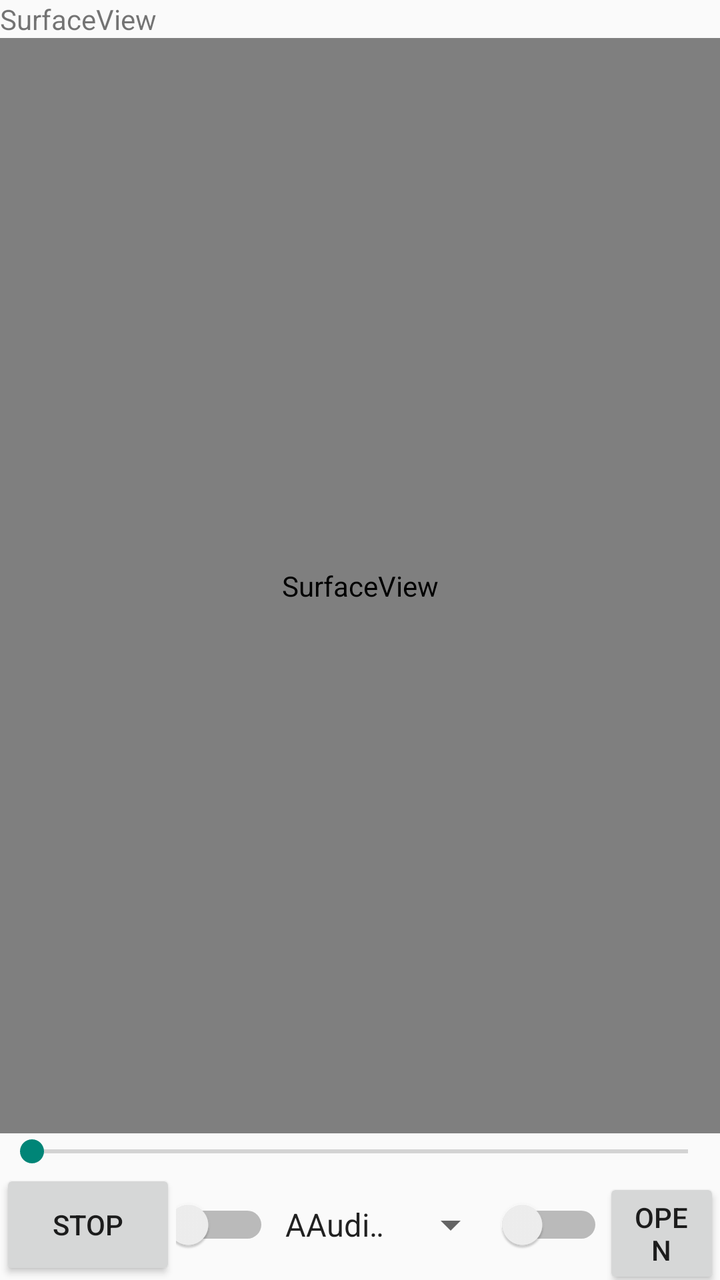
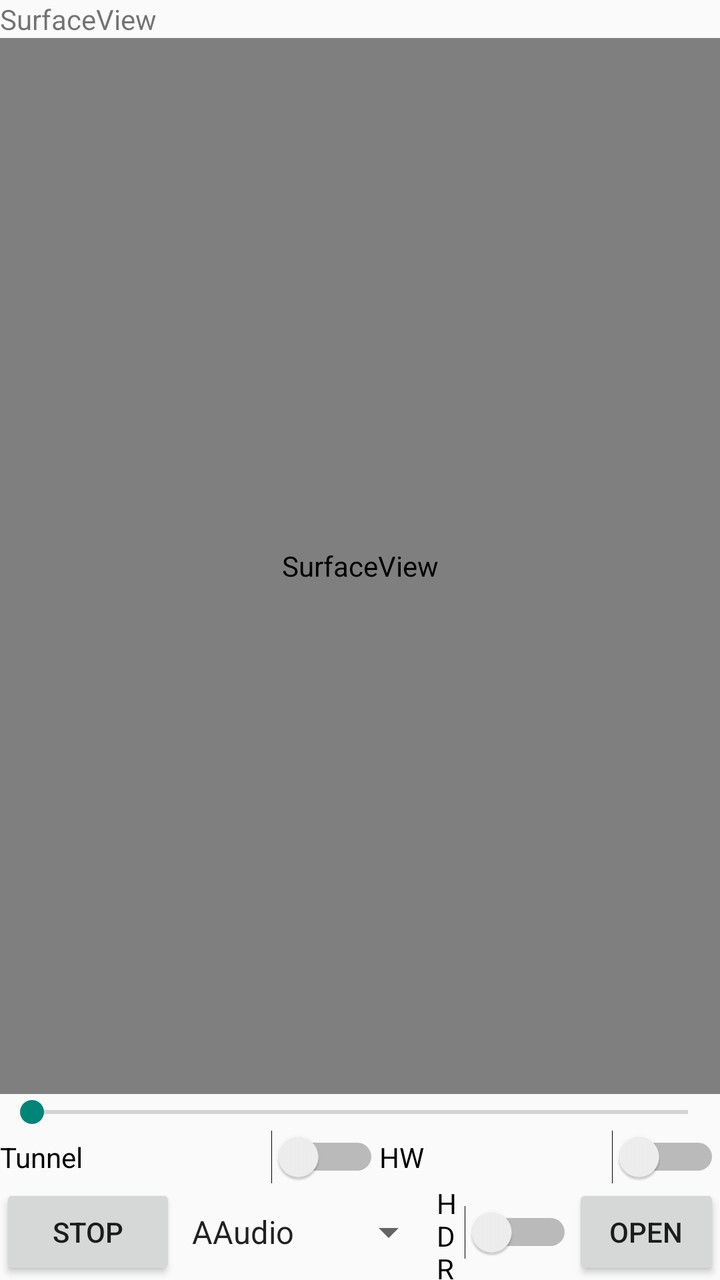

Before-and-after screenshots of an Android layout around one commit, followed by the original layout XML and the change that was made.
<!-- AndroidManifest.xml: application theme Theme.MDKPlayer -->
<!-- res/layout/activity_main.xml -->
<?xml version="1.0" encoding="utf-8"?>
<androidx.constraintlayout.widget.ConstraintLayout xmlns:android="http://schemas.android.com/apk/res/android"
    xmlns:app="http://schemas.android.com/apk/res-auto"
    xmlns:tools="http://schemas.android.com/tools"
    android:layout_width="match_parent"
    android:layout_height="match_parent"
    tools:context=".MainActivity">

    <LinearLayout
        android:id="@+id/mainView"
        android:layout_width="match_parent"
        android:layout_height="match_parent"
        android:orientation="vertical">

        <TextView
            android:id="@+id/textView2"
            android:layout_width="match_parent"
            android:layout_height="wrap_content"
            android:text="SurfaceView" />

        <SurfaceView
            android:id="@+id/surfaceView"
            android:layout_width="match_parent"
            android:layout_height="match_parent"
            android:layout_weight="1" />

        <SeekBar
            android:id="@+id/seekBar"
            android:layout_width="match_parent"
            android:layout_height="wrap_content" />

        <LinearLayout
            android:layout_width="match_parent"
            android:layout_height="wrap_content"
            android:orientation="horizontal">

            <Button
                android:id="@+id/PlayStop"
                android:layout_width="wrap_content"
                android:layout_height="match_parent"
                android:text="Stop" />

            <Switch
                android:id="@+id/HW"
                android:layout_width="wrap_content"
                android:layout_height="match_parent"
                android:layout_weight="1"
                android:text="HW" />

            <Spinner
                android:id="@+id/audioBackendSpinner"
                android:layout_width="wrap_content"
                android:layout_height="match_parent"
                android:layout_weight="1"
                android:entries="@array/audio_backends" />

            <Switch
                android:id="@+id/HDR"
                android:layout_width="wrap_content"
                android:layout_height="match_parent"
                android:layout_weight="1"
                android:text="HDR" />

            <Button
                android:id="@+id/Open"
                android:layout_width="wrap_content"
                android:layout_height="wrap_content"
                android:layout_weight="1"
                android:text="Open" />
        </LinearLayout>

        

    </LinearLayout>

</androidx.constraintlayout.widget.ConstraintLayout>
<!-- resources referenced by this layout -->
<resources>
  <string-array name="audio_backends">
          <item>AAudio</item>
          <item>OpenSL</item>
          <item>AudioTrack</item>
      </string-array>
  <style name="Theme.MDKPlayer" parent="Theme.AppCompat.DayNight.NoActionBar">
          
          <item name="colorPrimary">@color/purple_500</item>
          <item name="colorPrimaryVariant">@color/purple_700</item>
          <item name="colorOnPrimary">@color/white</item>
          
          <item name="colorSecondary">@color/teal_200</item>
          <item name="colorSecondaryVariant">@color/teal_700</item>
          <item name="colorOnSecondary">@color/black</item>
          
          <item name="android:statusBarColor" tools:targetApi="l">?attr/colorPrimaryVariant</item>
          
      </style>
  <color name="purple_500">#FF6200EE</color>
  <color name="purple_700">#FF3700B3</color>
  <color name="white">#FFFFFFFF</color>
  <color name="teal_200">#FF03DAC5</color>
  <color name="teal_700">#FF018786</color>
  <color name="black">#FF000000</color>
</resources>

<!-- the commit's change to res/layout/activity_main.xml (unified diff, before → after) -->
@@ -21,7 +21,7 @@
         <SurfaceView
             android:id="@+id/surfaceView"
             android:layout_width="match_parent"
-            android:layout_height="match_parent"
+            android:layout_height="0dp"
             android:layout_weight="1" />
 
         <SeekBar
@@ -34,11 +34,12 @@
             android:layout_height="wrap_content"
             android:orientation="horizontal">
 
-            <Button
-                android:id="@+id/PlayStop"
+            <Switch
+                android:id="@+id/Tunnel"
                 android:layout_width="wrap_content"
                 android:layout_height="match_parent"
-                android:text="Stop" />
+                android:layout_weight="1"
+                android:text="Tunnel" />
 
             <Switch
                 android:id="@+id/HW"
@@ -46,6 +47,18 @@
                 android:layout_height="match_parent"
                 android:layout_weight="1"
                 android:text="HW" />
+        </LinearLayout>
+
+        <LinearLayout
+            android:layout_width="match_parent"
+            android:layout_height="wrap_content"
+            android:orientation="horizontal">
+
+            <Button
+                android:id="@+id/PlayStop"
+                android:layout_width="wrap_content"
+                android:layout_height="match_parent"
+                android:text="Stop" />
 
             <Spinner
                 android:id="@+id/audioBackendSpinner"
